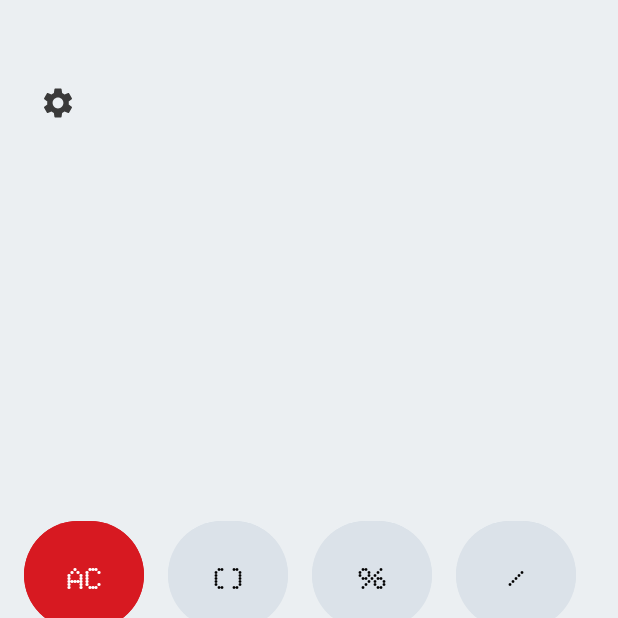
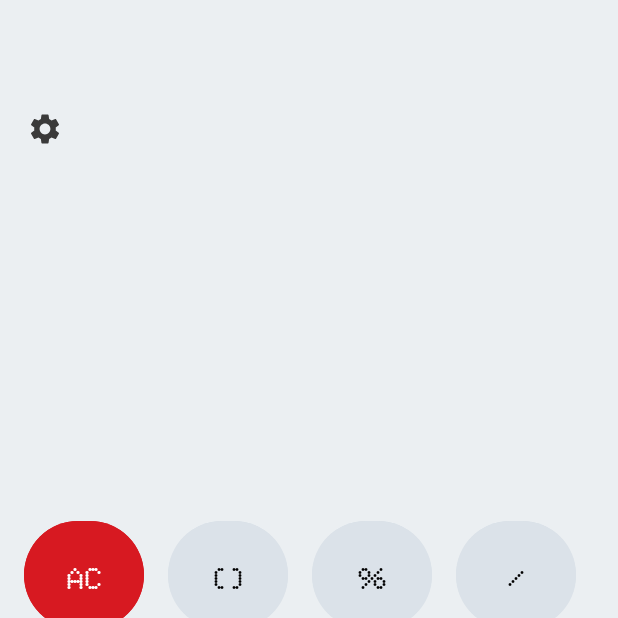
Before and after one commit to Cyrus-Gahatraj/Noth-Calculator, an Android app: the screen it shows after launch (MainActivity), on a phone screen of 412 x 824 dp, the top half of it. Run offline under Robolectric (Android 15) with nearby library versions, the phone set to English and light mode, and no system bars; libraries missing offline, so code that uses them is left out: com.jakewharton.threetenabp; 1 statement that could not run was skipped.

Commit message:
feat: reusable calculator display view

```diff
--- a/app/src/main/java/com/example/nothcalculator/MainActivity.kt
+++ b/app/src/main/java/com/example/nothcalculator/MainActivity.kt
@@ -12,6 +12,7 @@ import android.widget.ImageButton
 import android.widget.Toast
 import androidx.annotation.RequiresApi
 import androidx.appcompat.app.AppCompatActivity
+import androidx.constraintlayout.widget.ConstraintLayout
 import com.google.android.material.button.MaterialButton
 import org.mariuszgromada.math.mxparser.Expression
 import kotlin.math.abs
@@ -40,14 +41,15 @@ class MainActivity : AppCompatActivity(), GestureDetector.OnGestureListener {
         super.onCreate(savedInstanceState)
         setContentView(R.layout.activity_main)
 
-        expressionView = findViewById(R.id.expressionView)
-        resultView = findViewById(R.id.resultView)
+        val calcDisplay = findViewById<ConstraintLayout>(R.id.calcDisplay)
+        expressionView = calcDisplay.findViewById(R.id.expressionView)
+        resultView = calcDisplay.findViewById(R.id.resultView)
 
         gestureDetector = GestureDetector(this, this)
 
-        settingBtn = findViewById(R.id.btnSettings)
+        settingBtn = calcDisplay.findViewById(R.id.btnSettings)
         settingBtn.setOnClickListener {
-            Intent(this@MainActivity, Setting::class.java).also{
+            Intent(this@MainActivity, Settings::class.java).also{
                 startActivity(it)
             }
         }
--- a/app/src/main/res/layout/activity_main.xml
+++ b/app/src/main/res/layout/activity_main.xml
@@ -8,45 +8,16 @@
     android:layout_height="match_parent"
     tools:context=".MainActivity">
 
-    <ImageButton
-        android:id="@+id/btnSettings"
-        style="@style/SettingIcon"
-        android:layout_width="48dp"
-        android:layout_height="48dp"
-        android:contentDescription="Settings"
-        android:src="@drawable/baseline_settings_24"
-        app:layout_constraintBottom_toTopOf="@+id/gridLayout"
+    <include
+        layout="@layout/calc_display_view"
+        android:id="@+id/calcDisplay"
+        android:layout_width="match_parent"
+        android:layout_height="0dp"
+        android:layout_margin="2dp"
         app:layout_constraintEnd_toEndOf="parent"
-        app:layout_constraintHorizontal_bias="0.04"
         app:layout_constraintStart_toStartOf="parent"
         app:layout_constraintTop_toTopOf="parent"
-        app:layout_constraintVertical_bias="0.16000003" />
-
-
-    <!-- Expression -->
-    <TextView
-        android:id="@+id/expressionView"
-        android:layout_width="match_parent"
-        android:layout_height="wrap_content"
-        android:layout_marginRight="18dp"
-        android:gravity="end"
-        android:textSize="50sp"
-        app:layout_constraintBottom_toTopOf="@+id/resultView"
-        app:layout_constraintEnd_toEndOf="parent"
-        app:layout_constraintStart_toStartOf="parent" />
-
-    <!-- Result -->
-    <TextView
-        android:id="@+id/resultView"
-        android:layout_width="match_parent"
-        android:layout_height="wrap_content"
-        android:layout_marginRight="18dp"
-        android:gravity="end"
-        android:padding="7dp"
-        android:textSize="35sp"
-        app:layout_constraintBottom_toTopOf="@+id/gridLayout"
-        app:layout_constraintEnd_toEndOf="parent"
-        app:layout_constraintStart_toStartOf="parent" />
+        app:layout_constraintBottom_toTopOf="@id/gridLayout" />
 
     <!-- Calculator Grid -->
     <GridLayout
--- /dev/null
+++ b/app/src/main/res/layout/calc_display_view.xml
@@ -0,0 +1,46 @@
+<?xml version="1.0" encoding="utf-8"?>
+<androidx.constraintlayout.widget.ConstraintLayout xmlns:android="http://schemas.android.com/apk/res/android"
+    xmlns:app="http://schemas.android.com/apk/res-auto"
+    android:layout_width="match_parent"
+    android:layout_height="match_parent">
+
+    <ImageButton
+        android:id="@+id/btnSettings"
+        style="@style/SettingIcon"
+        android:layout_width="48dp"
+        android:layout_height="48dp"
+        android:contentDescription="Settings"
+        android:src="@drawable/baseline_settings_24"
+        app:layout_constraintTop_toTopOf="parent"
+        app:layout_constraintStart_toStartOf="parent"
+        android:layout_marginLeft="4dp"
+        android:layout_marginTop="60dp"/>
+
+    <TextView
+        android:id="@+id/expressionView"
+        android:layout_width="0dp"
+        android:layout_height="wrap_content"
+        android:layout_marginEnd="18dp"
+        android:gravity="end"
+        android:textSize="50sp"
+        android:layout_marginTop="150dp"
+        app:layout_constraintTop_toBottomOf="@id/btnSettings"
+        app:layout_constraintStart_toStartOf="parent"
+        app:layout_constraintEnd_toEndOf="parent"
+        app:layout_constraintBottom_toTopOf="@id/resultView"
+        app:layout_constraintVertical_chainStyle="packed" />
+
+    <TextView
+        android:id="@+id/resultView"
+        android:layout_width="0dp"
+        android:layout_height="wrap_content"
+        android:layout_marginEnd="18dp"
+        android:gravity="end"
+        android:padding="7dp"
+        android:textSize="45sp"
+        app:layout_constraintBottom_toBottomOf="parent"
+        app:layout_constraintEnd_toEndOf="parent"
+        app:layout_constraintStart_toStartOf="parent"
+        app:layout_constraintTop_toBottomOf="@id/expressionView" />
+
+</androidx.constraintlayout.widget.ConstraintLayout>
```
